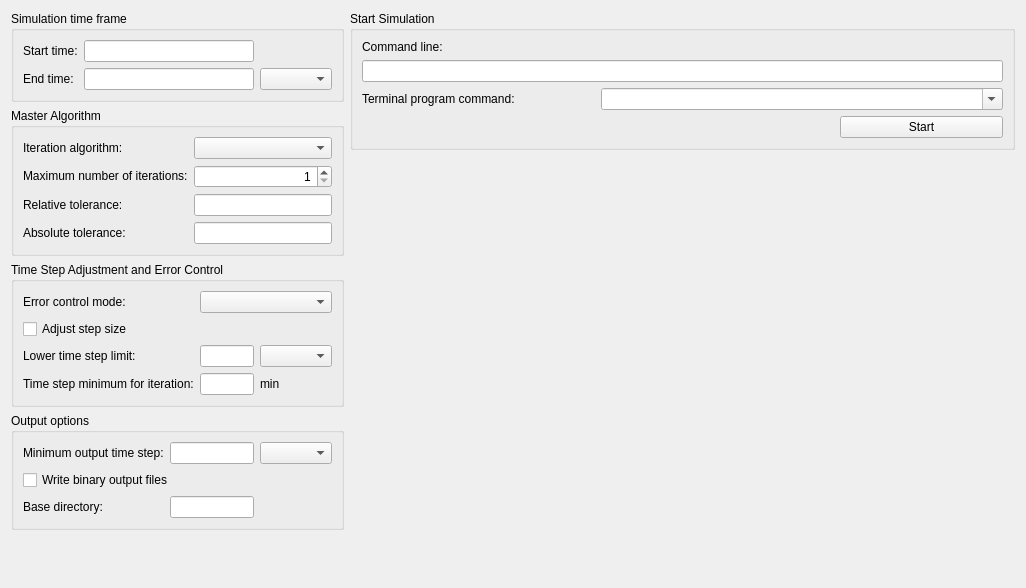
Before: the Qt Designer form MasterSimulatorUI/src/MSIMViewSimulation.ui in ghorwin/MasterSim, drawn with Qt 5.
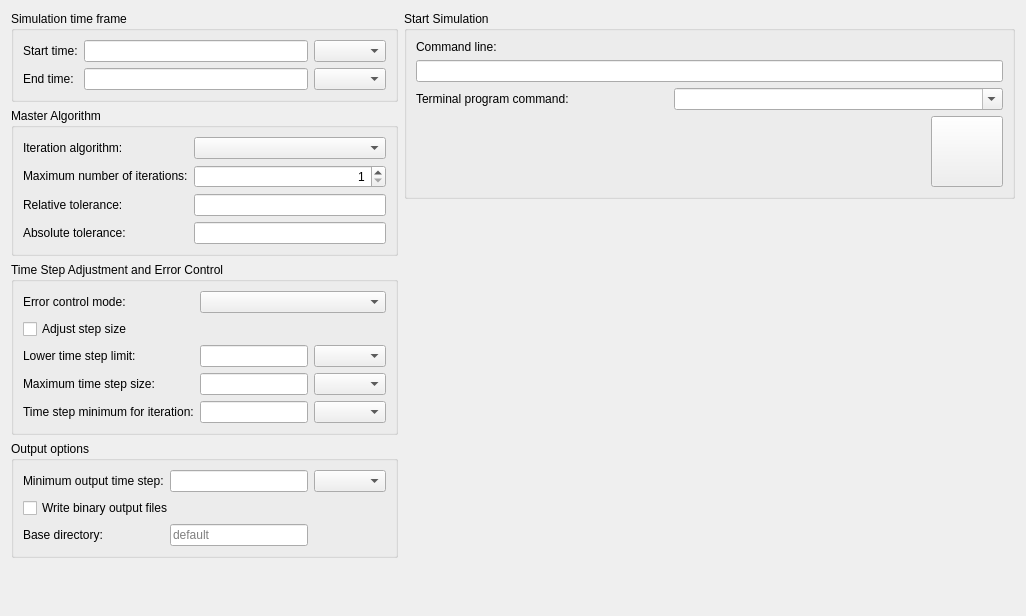
After: the same form once the commit is applied. Icons and pictures are not drawn.

```diff
--- a/MasterSimulatorUI/src/MSIMViewSimulation.ui
+++ b/MasterSimulatorUI/src/MSIMViewSimulation.ui
@@ -7,14 +7,14 @@
     <x>0</x>
     <y>0</y>
     <width>1026</width>
-    <height>588</height>
+    <height>616</height>
    </rect>
   </property>
   <property name="windowTitle">
    <string>Form</string>
   </property>
-  <layout class="QHBoxLayout" name="horizontalLayout" stretch="1,2">
-   <item>
+  <layout class="QGridLayout" name="gridLayout_6" columnstretch="0,1">
+   <item row="0" column="0" rowspan="2">
     <layout class="QVBoxLayout" name="verticalLayout">
      <item>
       <widget class="QGroupBox" name="groupBox">
@@ -32,9 +32,6 @@
         <item row="0" column="1">
          <widget class="QLineEdit" name="lineEditStartTime"/>
         </item>
-        <item row="0" column="2">
-         <widget class="QLabel" name="labelStartTimeUnit"/>
-        </item>
         <item row="1" column="0">
          <widget class="QLabel" name="label_2">
           <property name="text">
@@ -48,6 +45,9 @@
         <item row="1" column="2">
          <widget class="QComboBox" name="comboBoxEndTimeUnit"/>
         </item>
+        <item row="0" column="2">
+         <widget class="QComboBox" name="comboBoxStartTimeUnit"/>
+        </item>
        </layout>
       </widget>
      </item>
@@ -119,16 +119,13 @@
         <string>Time Step Adjustment and Error Control</string>
        </property>
        <layout class="QGridLayout" name="gridLayout_5">
-        <item row="0" column="0">
-         <widget class="QLabel" name="label_11">
+        <item row="2" column="0">
+         <widget class="QLabel" name="label_12">
           <property name="text">
-           <string>Error control mode:</string>
+           <string>Lower time step limit:</string>
           </property>
          </widget>
         </item>
-        <item row="0" column="1" colspan="2">
-         <widget class="QComboBox" name="comboBoxErrorControl"/>
-        </item>
         <item row="1" column="0" colspan="3">
          <widget class="QCheckBox" name="checkBoxAdjustStepSize">
           <property name="toolTip">
@@ -139,39 +136,51 @@
           </property>
          </widget>
         </item>
-        <item row="2" column="0">
-         <widget class="QLabel" name="label_12">
-          <property name="text">
-           <string>Lower time step limit:</string>
-          </property>
-         </widget>
-        </item>
-        <item row="2" column="1">
-         <widget class="QLineEdit" name="lineEditMinDt">
-          <property name="toolTip">
-           <string>If time step is reduced below this limit, simulation is stopped.</string>
-          </property>
-         </widget>
-        </item>
         <item row="2" column="2">
          <widget class="QComboBox" name="comboBoxMinDtUnit"/>
         </item>
         <item row="3" column="0">
          <widget class="QLabel" name="label_13">
           <property name="text">
+           <string>Maximum time step size:</string>
+          </property>
+         </widget>
+        </item>
+        <item row="2" column="1">
+         <widget class="QLineEdit" name="lineEditDtMin">
+          <property name="toolTip">
+           <string>If time step is reduced below this limit, simulation is stopped.</string>
+          </property>
+         </widget>
+        </item>
+        <item row="0" column="0">
+         <widget class="QLabel" name="label_11">
+          <property name="text">
+           <string>Error control mode:</string>
+          </property>
+         </widget>
+        </item>
+        <item row="0" column="1" colspan="2">
+         <widget class="QComboBox" name="comboBoxErrorControl"/>
+        </item>
+        <item row="3" column="1">
+         <widget class="QLineEdit" name="lineEditDtMax"/>
+        </item>
+        <item row="4" column="0">
+         <widget class="QLabel" name="label_14">
+          <property name="text">
            <string>Time step minimum for iteration:</string>
           </property>
          </widget>
         </item>
-        <item row="3" column="1">
+        <item row="4" column="1">
          <widget class="QLineEdit" name="lineEditDtIterLimit"/>
         </item>
         <item row="3" column="2">
-         <widget class="QLabel" name="labelDtIterLimitUnit">
-          <property name="text">
-           <string>min</string>
-          </property>
-         </widget>
+         <widget class="QComboBox" name="comboBoxMaxDtUnit"/>
+        </item>
+        <item row="4" column="2">
+         <widget class="QComboBox" name="comboBoxDtIterLimitUnit"/>
         </item>
        </layout>
       </widget>
@@ -190,10 +199,10 @@
          </widget>
         </item>
         <item row="0" column="1">
-         <widget class="QLineEdit" name="lineEdit"/>
+         <widget class="QLineEdit" name="lineEditDtOutput"/>
         </item>
         <item row="0" column="2">
-         <widget class="QComboBox" name="comboBoxMinOutputDtUnit"/>
+         <widget class="QComboBox" name="comboBoxDtOutputUnit"/>
         </item>
         <item row="1" column="0" colspan="2">
          <widget class="QCheckBox" name="checkBoxBinaryOutputFiles">
@@ -210,7 +219,11 @@
          </widget>
         </item>
         <item row="2" column="1">
-         <widget class="QLineEdit" name="lineEdit_2"/>
+         <widget class="QLineEdit" name="lineEditBaseDirectory">
+          <property name="placeholderText">
+           <string>default</string>
+          </property>
+         </widget>
         </item>
        </layout>
       </widget>
@@ -230,15 +243,13 @@
      </item>
     </layout>
    </item>
-   <item>
-    <layout class="QVBoxLayout" name="verticalLayout_2">
-     <item>
+   <item row="0" column="1">
       <widget class="QGroupBox" name="groupBox_5">
        <property name="title">
         <string>Start Simulation</string>
        </property>
-       <layout class="QGridLayout" name="gridLayout_6">
-        <item row="0" column="0">
+     <layout class="QGridLayout" name="gridLayout">
+      <item row="0" column="0" colspan="3">
          <widget class="QLabel" name="label_3">
           <property name="text">
            <string>Command line:</string>
@@ -249,7 +260,7 @@
          <widget class="QLineEdit" name="lineEditCommandLine"/>
         </item>
         <item row="2" column="0">
-         <widget class="QLabel" name="label_10">
+       <widget class="QLabel" name="labelTerminalCommand">
           <property name="text">
            <string>Terminal program command:</string>
           </property>
@@ -276,16 +287,23 @@
          </spacer>
         </item>
         <item row="3" column="2">
-         <widget class="QPushButton" name="pushButtonRun">
-          <property name="text">
-           <string>Start</string>
+       <widget class="QToolButton" name="toolButtonStartInTerminal">
+        <property name="icon">
+         <iconset resource="../resources/MasterSimulator.qrc">
+          <normaloff>:/gfx/actions/64x64/simStart.png</normaloff>:/gfx/actions/64x64/simStart.png</iconset>
+        </property>
+        <property name="iconSize">
+         <size>
+          <width>64</width>
+          <height>64</height>
+         </size>
           </property>
          </widget>
         </item>
        </layout>
       </widget>
      </item>
-     <item>
+   <item row="1" column="1">
       <spacer name="verticalSpacer">
        <property name="orientation">
         <enum>Qt::Vertical</enum>
@@ -293,14 +311,12 @@
        <property name="sizeHint" stdset="0">
         <size>
          <width>20</width>
-         <height>40</height>
+       <height>392</height>
         </size>
        </property>
       </spacer>
      </item>
     </layout>
-   </item>
-  </layout>
  </widget>
  <resources/>
  <connections/>
```
Left out of the diff: 4 changed lines with no effect on the pictures. Lines whose indentation alone changed are shown as unchanged.
